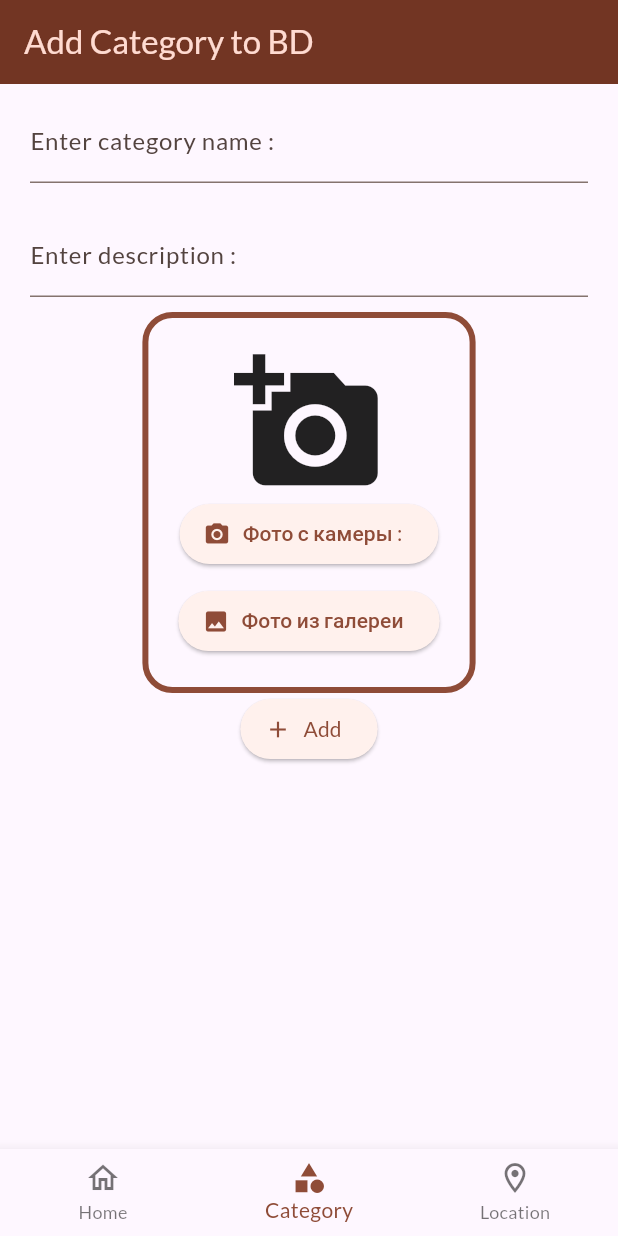
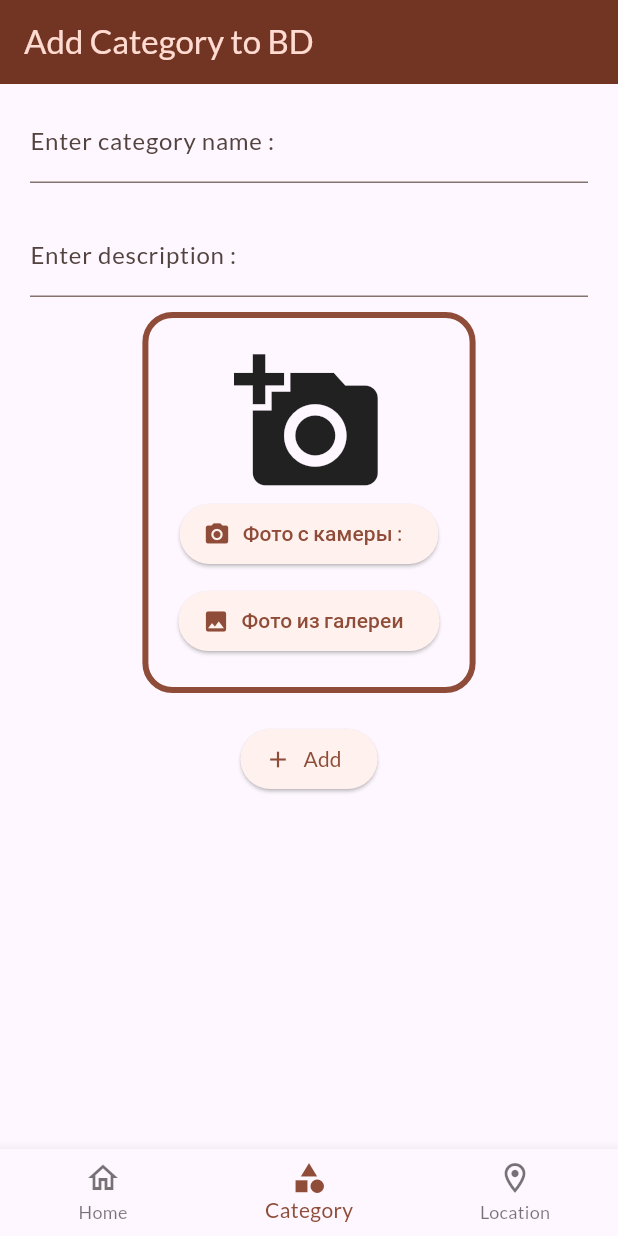
Before and after one commit to Flutter007/lab60, a Flutter app: the screen it shows after launch, item 2 of the bottom bar chosen, on a phone screen of 412 x 824 dp. Run offline on Flutter 3.47's test engine with Material 3 defaults, Android fonts, the phone set to English and light mode, and no system bars; our stand-ins replace flutter_dotenv, flutter_riverpod, google_fonts, image_picker, supabase_flutter; accounts and stored records are empty.

Commit message:
Refactored some code,changed logic of request to Supabase,checked logic of App,remade some design,changed code structure,removed little problems.

```diff
--- a/lib/providers/items_provider.dart
+++ b/lib/providers/items_provider.dart
@@ -7,8 +7,9 @@ import '../models/item_category.dart';
 import '../models/item_location.dart';
 import 'items_locations_categories_date_providers.dart';
 
+final supaBase = Supabase.instance.client;
+
 final itemListProvider = FutureProvider<List<Item>>((ref) async {
-  final supaBase = Supabase.instance.client;
   final response = await supaBase.from('items').select();
   final categories = await supaBase.from('itemCategories').select();
   final locations = await supaBase.from('itemLocations').select();
@@ -58,7 +59,6 @@ class CreateItemNotifier extends AsyncNotifier<void> {
                 : controller.descriptionController.text.trim(),
         registeredAt: selectedDate,
       );
-      final supaBase = Supabase.instance.client;
       await supaBase.from('items').insert(item.toJson());
     });
   }
@@ -72,7 +72,6 @@ final singleItemProvider = FutureProvider.family<Item?, String>((
   ref,
   itemId,
 ) async {
-  final supaBase = Supabase.instance.client;
   final response =
       await supaBase.from('items').select().eq('id', itemId).single();
   final category =
--- a/lib/screens/add_item_category_screen.dart
+++ b/lib/screens/add_item_category_screen.dart
@@ -23,7 +23,7 @@ class _AddItemCategoryScreenState extends ConsumerState<AddItemCategoryScreen> {
   }
 
   void onSave() async {
-    final image = ref.read(selectedCategoryImage.notifier).state;
+    final image = ref.read(selectedCategoryImage);
     final now = DateTime.now();
     if (controller.formKey.currentState!.validate() && image != null) {
       final fileName =
@@ -92,7 +92,6 @@ class _AddItemCategoryScreenState extends ConsumerState<AddItemCategoryScreen> {
             }
             return null;
           },
-
           isLoading: creatingState,
           imageProvider: selectedCategoryImage,
         ),
--- a/lib/screens/add_item_location_screen.dart
+++ b/lib/screens/add_item_location_screen.dart
@@ -23,7 +23,7 @@ class _AddItemLocationScreenState extends ConsumerState<AddItemLocationScreen> {
   }
 
   void onSave() async {
-    var image = ref.read(selectedLocationImage.notifier).state;
+    var image = ref.read(selectedLocationImage);
     final now = DateTime.now();
     if (controller.formKey.currentState!.validate() && image != null) {
       final fileName =
--- a/lib/screens/add_item_screen.dart
+++ b/lib/screens/add_item_screen.dart
@@ -25,8 +25,8 @@ class _AddItemScreenState extends ConsumerState<AddItemScreen> {
   }
 
   bool isSelected() {
-    final selectedCategory = ref.read(selectedItemCategory.notifier).state;
-    final selectedLocation = ref.read(selectedItemLocation.notifier).state;
+    final selectedCategory = ref.read(selectedItemCategory);
+    final selectedLocation = ref.read(selectedItemLocation);
     setState(() {
       isCategoryError = selectedCategory == null;
       isLocationError = selectedLocation == null;
@@ -36,7 +36,7 @@ class _AddItemScreenState extends ConsumerState<AddItemScreen> {
 
   void addItem() async {
     bool isError = isSelected();
-    final image = ref.watch(selectedItemImage.notifier).state;
+    final image = ref.watch(selectedItemImage);
     final now = DateTime.now();
     if (controllers.formKey.currentState!.validate() &&
         image != null &&
--- a/lib/screens/single_item_info_screen.dart
+++ b/lib/screens/single_item_info_screen.dart
@@ -1,6 +1,7 @@
 import 'package:flutter/material.dart';
 import 'package:flutter_riverpod/flutter_riverpod.dart';
 import 'package:lab60/providers/items_provider.dart';
+import 'package:lab60/widgets/center_indicator.dart';
 import 'package:lab60/widgets/single_item_info.dart';
 import '../widgets/center_event_container.dart';
 
@@ -26,7 +27,7 @@ class _SingleItemInfoScreenState extends ConsumerState<SingleItemInfoScreen> {
         buttonText: 'Try again',
         onButtonPressed: () => ref.invalidate(singleItemProvider(widget.id)),
       ),
-      _ => Center(child: CircularProgressIndicator()),
+      _ => CenterIndicator(),
     };
 
     return Scaffold(
--- a/lib/widgets/add_item_category_location_form/add_item_category_location_form.dart
+++ b/lib/widgets/add_item_category_location_form/add_item_category_location_form.dart
@@ -1,10 +1,8 @@
 import 'dart:io';
-
 import 'package:flutter/material.dart';
 import 'package:flutter_riverpod/flutter_riverpod.dart';
 import 'package:lab60/widgets/center_indicator.dart';
 import 'package:lab60/widgets/image_picker_field.dart';
-
 import '../custom_text_form_field.dart';
 import 'add_item_category_location_form_controllers.dart';
 
@@ -53,12 +51,8 @@ class _AddItemCategoryFormState
             validator: widget.descriptionValidator,
             controller: widget.controller.descriptionController,
           ),
-          ImagePickerField(
-            onPickImage: (image) {
-              ref.read(widget.imageProvider.notifier).state = image;
-            },
-            imageProvider: widget.imageProvider,
-          ),
+          ImagePickerField(imageProvider: widget.imageProvider),
+          SizedBox(height: 20),
           ElevatedButton.icon(
             onPressed: widget.isLoading ? null : widget.addNewItem,
             label:
--- a/lib/widgets/center_indicator.dart
+++ b/lib/widgets/center_indicator.dart
@@ -5,9 +5,6 @@ class CenterIndicator extends StatelessWidget {
 
   @override
   Widget build(BuildContext context) {
-    return Column(
-      mainAxisAlignment: MainAxisAlignment.center,
-      children: [Center(child: CircularProgressIndicator(strokeWidth: 2))],
-    );
+    return Center(child: CircularProgressIndicator(strokeWidth: 2));
   }
 }
--- a/lib/widgets/image_picker_field.dart
+++ b/lib/widgets/image_picker_field.dart
@@ -1,20 +1,13 @@
 import 'dart:io';
-
 import 'package:flutter/material.dart';
 import 'package:flutter_riverpod/flutter_riverpod.dart';
 import 'package:image_picker/image_picker.dart';
-
 import 'add_photo_container.dart';
 
 class ImagePickerField extends ConsumerStatefulWidget {
   final StateProvider<File?> imageProvider;
-  final void Function(File? photo) onPickImage;
 
-  const ImagePickerField({
-    super.key,
-    required this.onPickImage,
-    required this.imageProvider,
-  });
+  const ImagePickerField({super.key, required this.imageProvider});
 
   @override
   ConsumerState<ImagePickerField> createState() => _ImagePickerFieldState();
@@ -35,20 +28,19 @@ class _ImagePickerFieldState extends ConsumerState<ImagePickerField> {
     setState(() {
       ref.read(widget.imageProvider.notifier).state = photo;
     });
-    widget.onPickImage(photo);
   }
 
   void clearPhoto() {
     setState(() {
       ref.read(widget.imageProvider.notifier).state = null;
     });
-    widget.onPickImage(null);
   }
 
   @override
   Widget build(BuildContext context) {
+    final image = ref.read(widget.imageProvider);
     final theme = Theme.of(context);
-    return ref.read(widget.imageProvider.notifier).state == null
+    return image == null
         ? AddPhotoContainer(
           onCameraTap: () => openImagePicker(ImageSource.camera),
           onGalleryTap: () => openImagePicker(ImageSource.gallery),
@@ -62,7 +54,7 @@ class _ImagePickerFieldState extends ConsumerState<ImagePickerField> {
               child: Stack(
                 children: [
                   Image.file(
-                    ref.read(widget.imageProvider.notifier).state!,
+                    image,
                     width: width,
                     height: width,
                     fit: BoxFit.cover,
--- a/lib/widgets/single_item_info.dart
+++ b/lib/widgets/single_item_info.dart
@@ -67,7 +67,6 @@ class SingleItemInfo extends ConsumerWidget {
                   'items_locations_images',
                 ),
           ),
-
           ListTile(
             title: CustomText(txt: 'Date of registration 🕐 :'),
             subtitle: Text(dateFormat.format(item.registeredAt)),
```
Also changed, not shown: lib/providers/image_upload_provider.dart (+10 -10 lines), lib/providers/items_locations_categories_date_providers.dart (+2 -28 lines), lib/widgets/add_item_form/add_item_form.dart (+1 -6 lines), lib/widgets/item_card.dart (+3 -5 lines).
